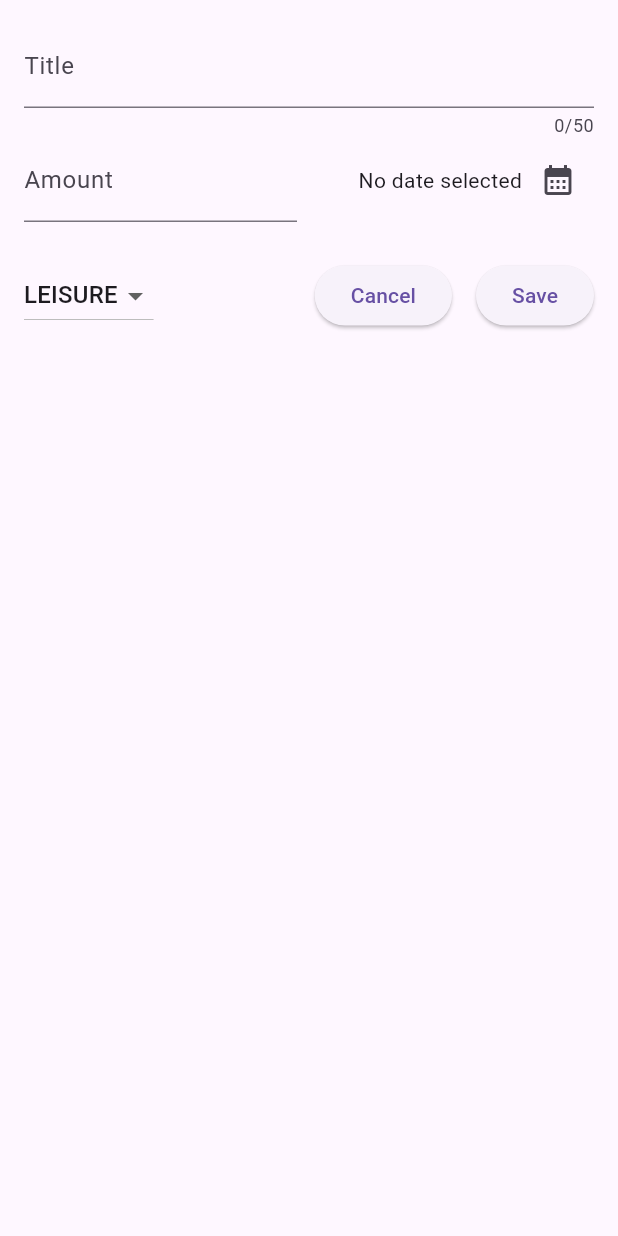
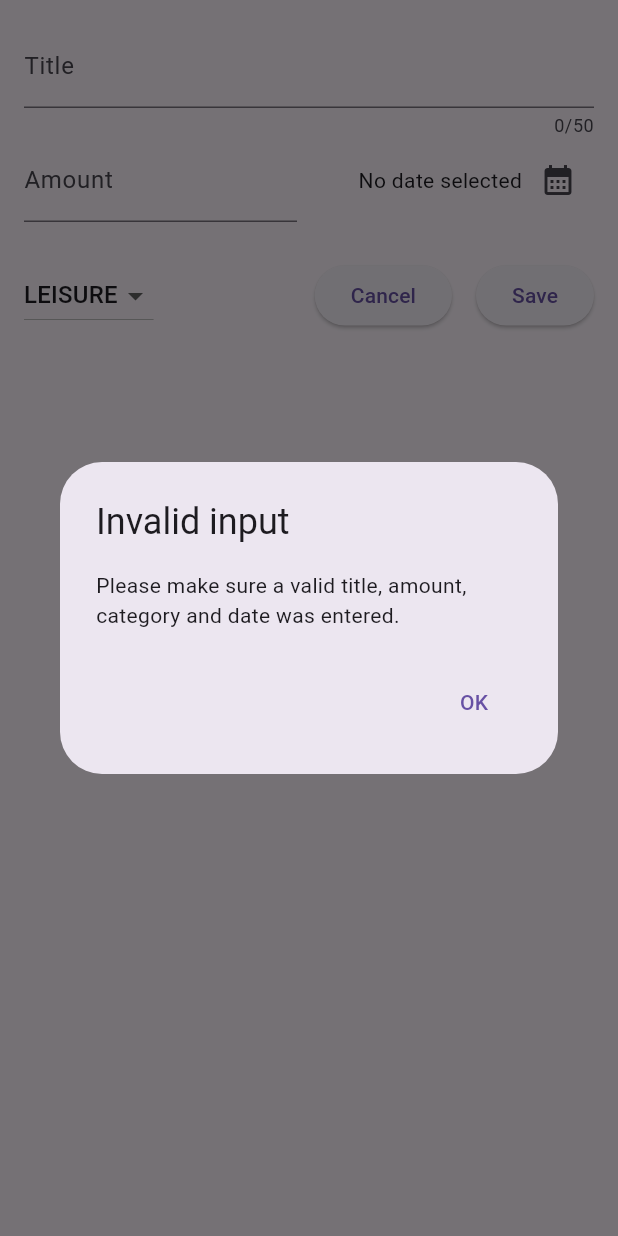
Before and after one commit to eacardenase/flutter-expenses, a Flutter app: the NewExpense widget shown alone on an empty page, opened directly, after a tap on "Save", on a phone screen of 412 x 824 dp. Run offline on Flutter 3.47's test engine with Material 3 defaults, Android fonts, the phone set to English and light mode, and no system bars.

Commit message:
feat: show alert dialog when form data is invalid

```diff
--- a/lib/widgets/new_expense.dart
+++ b/lib/widgets/new_expense.dart
@@ -35,11 +35,41 @@ class _NewExpenseState extends State<NewExpense> {
       return;
     }
 
-    print(category);
-
     setState(() {
       _selectedCategory = category;
     });
+  }
+
+  void _submitExpenseData() {
+    final enteredAmount = double.tryParse(_amountController.text);
+    final amountIsInvalid = enteredAmount == null || enteredAmount <= 0;
+
+    if (_titleController.text.trim().isEmpty ||
+        amountIsInvalid ||
+        _selectedDate == null) {
+      // show error message
+      showDialog(
+        context: context,
+        builder: (context) => AlertDialog(
+          title: const Text('Invalid input'),
+          content: const Text(
+              'Please make sure a valid title, amount, category and date was entered.'),
+          actions: [
+            TextButton(
+              onPressed: () {
+                Navigator.pop(context);
+              },
+              child: const Text("OK"),
+            )
+          ],
+        ),
+      );
+
+      return;
+    }
+
+    _titleController.clear();
+    _amountController.clear();
   }
 
   @override
@@ -127,10 +157,7 @@ class _NewExpenseState extends State<NewExpense> {
                     ),
                     const SizedBox(width: 16),
                     ElevatedButton(
-                      onPressed: () {
-                        _titleController.clear();
-                        _amountController.clear();
-                      },
+                      onPressed: _submitExpenseData,
                       child: const Text('Save'),
                     ),
                   ],
```
